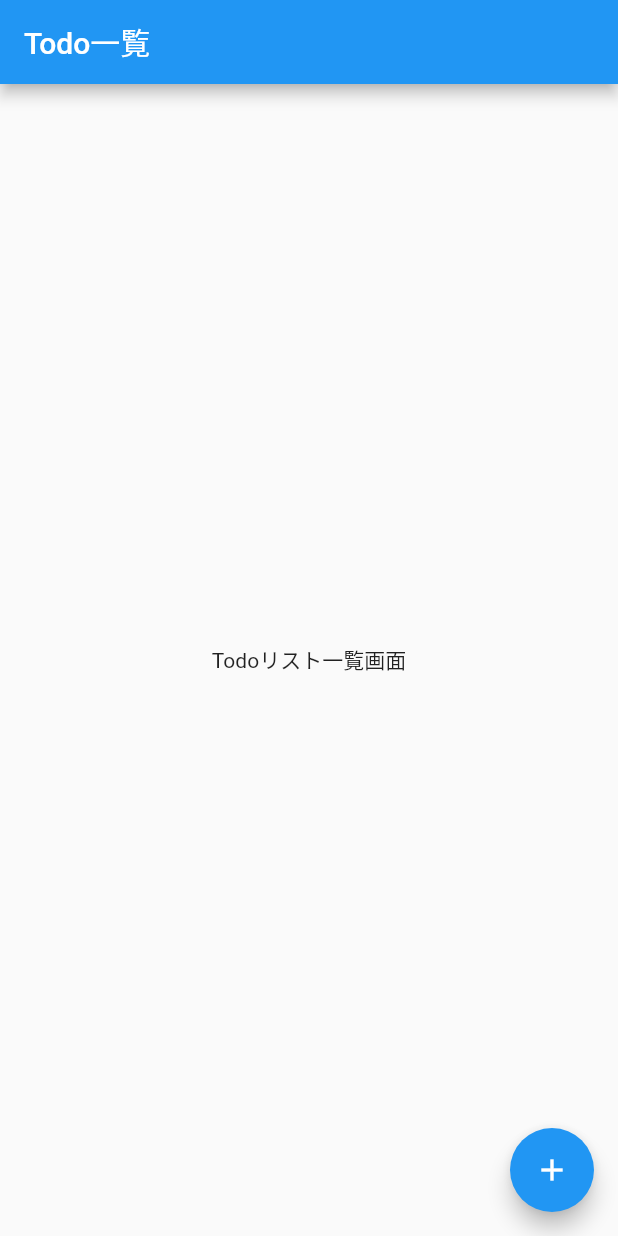
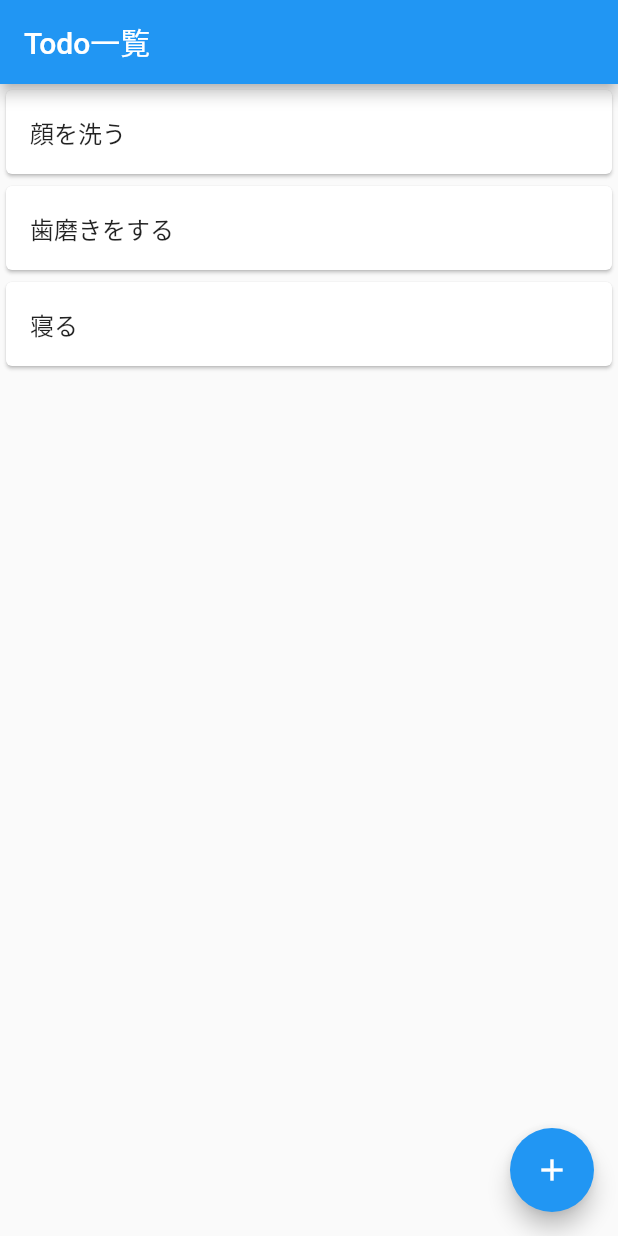
Before and after one commit to dodo-lab/sandbox, a Flutter app: the screen it shows after launch, on a phone screen of 412 x 824 dp. Run offline on Flutter 3.47's test engine with Material 2 defaults, Android fonts, the phone set to English and light mode, and no system bars.

Commit message:
✨: リスト表示

```diff
--- a/flutter/todo_app/lib/todo_list_page.dart
+++ b/flutter/todo_app/lib/todo_list_page.dart
@@ -6,12 +6,23 @@ class TodoListPage extends StatelessWidget {
 
   @override
   Widget build(BuildContext context) {
+    final todos = ['顔を洗う', '歯磨きをする', '寝る'];
+
     return Scaffold(
       appBar: AppBar(
         title: const Text('Todo一覧'),
       ),
-      body: const Center(
-        child: Text('Todoリスト一覧画面'),
+      body: Center(
+        child: ListView.builder(
+          itemCount: todos.length,
+          itemBuilder: (context, index) {
+            return Card(
+              child: ListTile(
+                title: Text(todos[index]),
+              ),
+            );
+          },
+        ),
       ),
       floatingActionButton: FloatingActionButton(
         onPressed: () {
```
